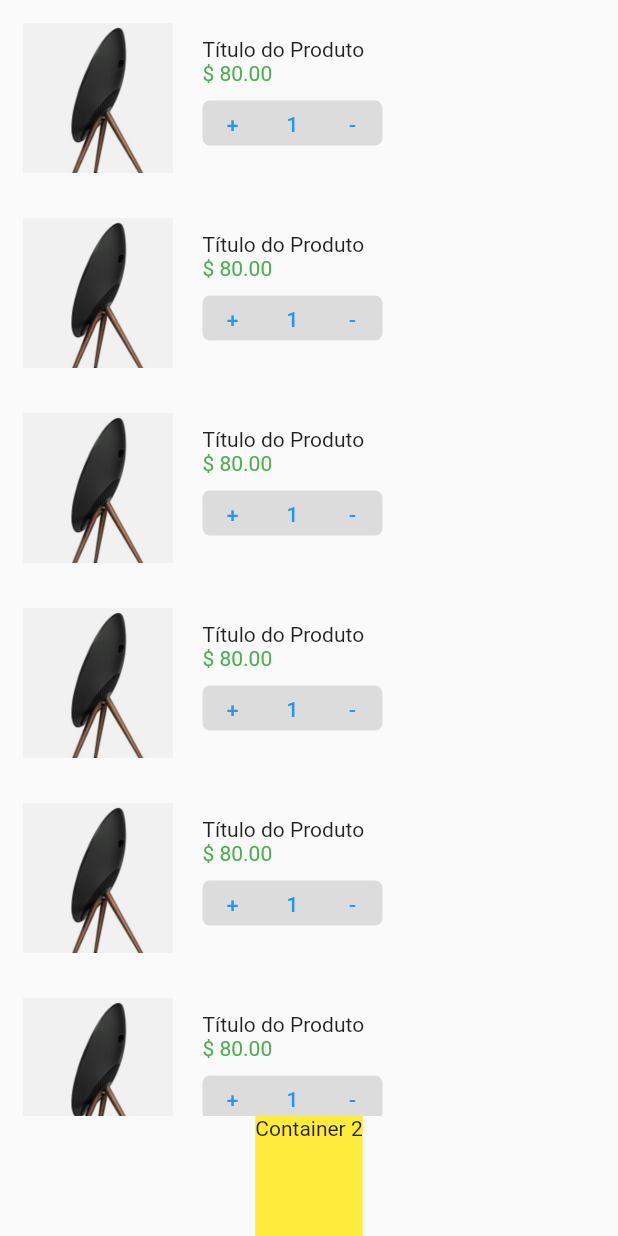
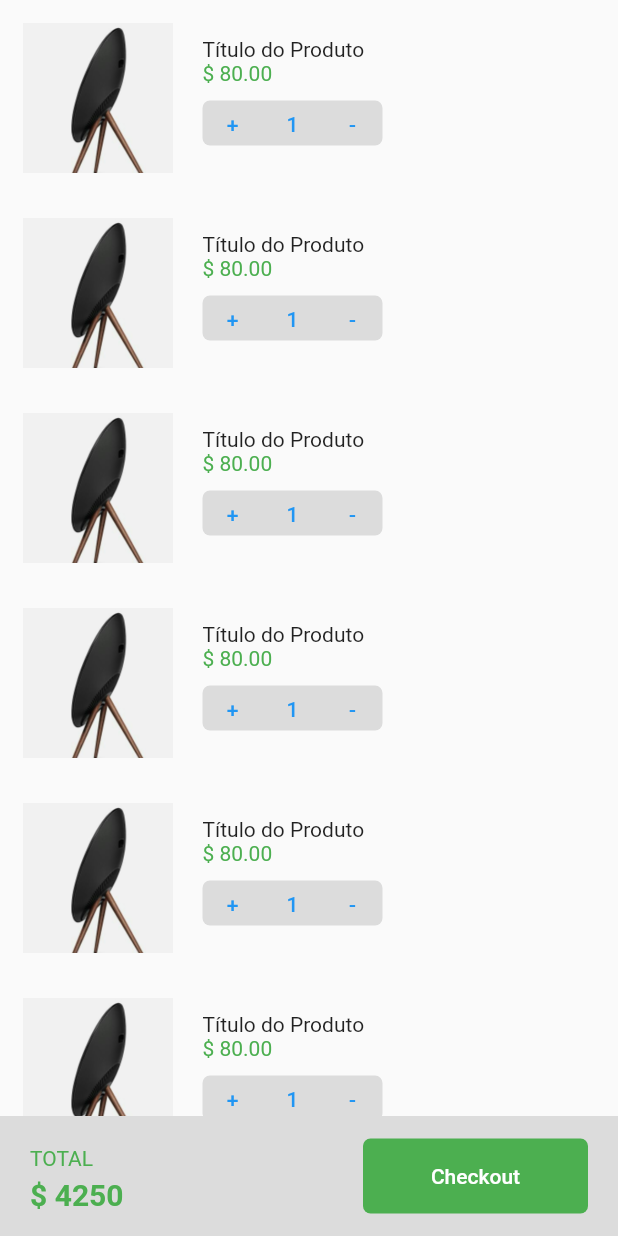
Before and after one commit to SamuelAlv3s/App-Shopping, a Flutter app: the screen it shows after launch, on a phone screen of 412 x 824 dp. Run offline on Flutter 3.47's test engine with Material 2 defaults, Android fonts, the phone set to English and light mode, and no system bars.

Commit message:
cart page

```diff
--- a/lib/pages/cart.page.dart
+++ b/lib/pages/cart.page.dart
@@ -17,9 +17,50 @@ class CartPage extends StatelessWidget {
           ),
         ),
         Container(
-          color: Colors.yellow,
+          color: Colors.black12,
           height: 80,
-          child: Text('Container 2'),
+          child: Row(
+              mainAxisAlignment: MainAxisAlignment.spaceBetween,
+              children: <Widget>[
+                Padding(
+                  padding: EdgeInsets.only(left: 20, top: 20),
+                  child: Column(
+                    crossAxisAlignment: CrossAxisAlignment.start,
+                    children: <Widget>[
+                      Text(
+                        'TOTAL',
+                        style: TextStyle(color: Colors.green),
+                      ),
+                      SizedBox(
+                        height: 5,
+                      ),
+                      Text(
+                        '\$ 4250',
+                        style: TextStyle(
+                            color: Colors.green,
+                            fontWeight: FontWeight.bold,
+                            fontSize: 20),
+                      ),
+                    ],
+                  ),
+                ),
+                Container(
+                  width: 150,
+                  height: 50,
+                  decoration: BoxDecoration(
+                    color: Colors.green,
+                    borderRadius: BorderRadius.all(Radius.circular(5)),
+                  ),
+                  margin: EdgeInsets.only(right: 20),
+                  child: TextButton(
+                    child: Text(
+                      'Checkout',
+                      style: TextStyle(color: Colors.white),
+                    ),
+                    onPressed: () {},
+                  ),
+                ),
+              ]),
         ),
       ],
     ));
```
